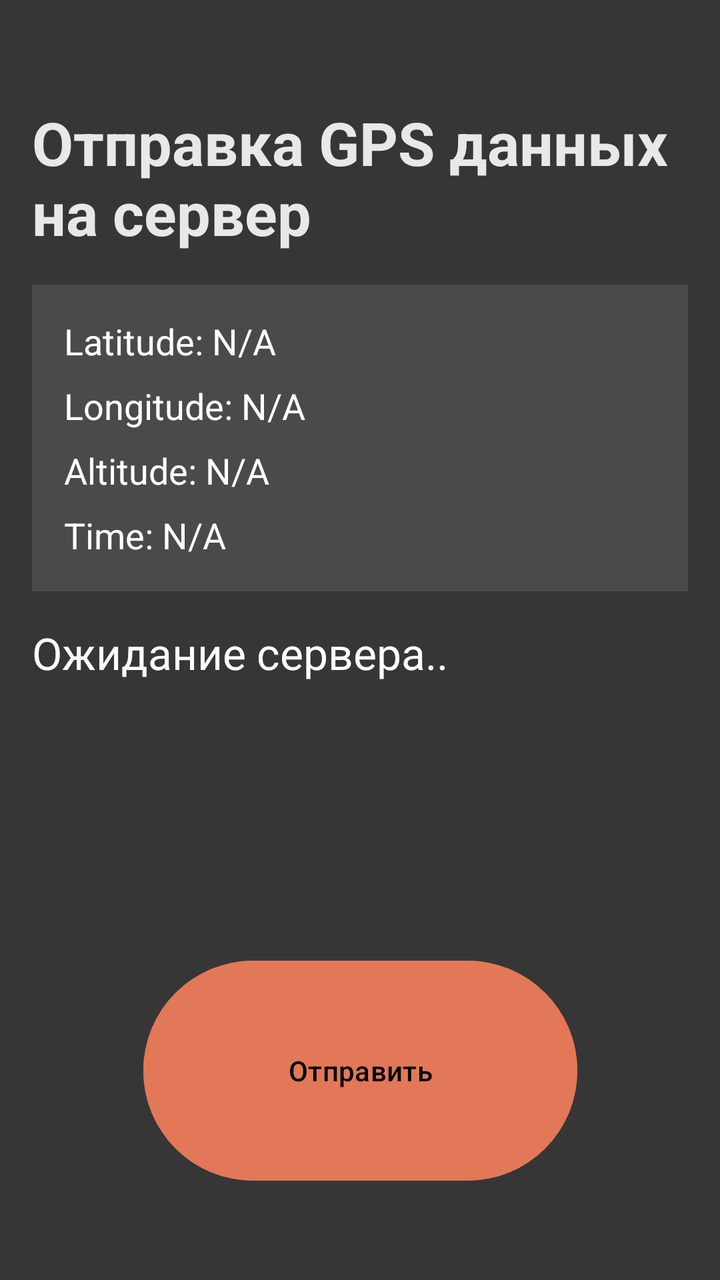
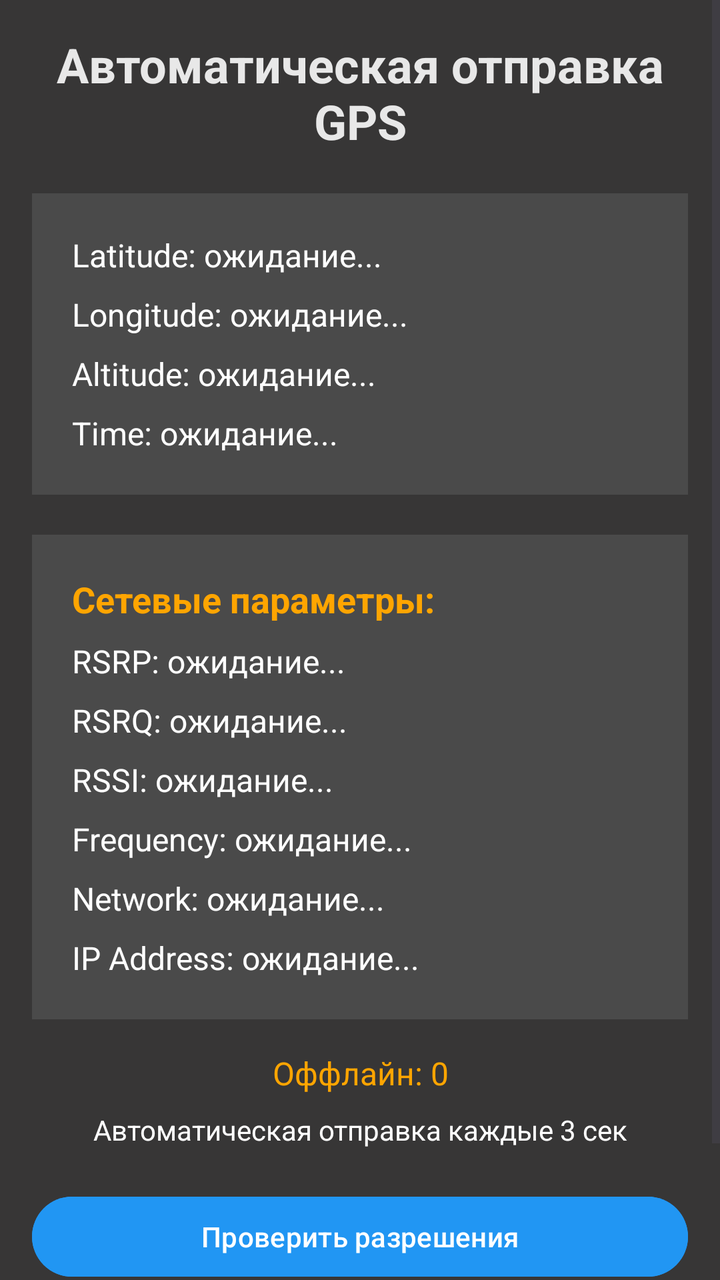

Screens rendered from an Android XML layout before and after an edit, with the pre-edit source and the edit as a unified diff.
<!-- AndroidManifest.xml: application theme Theme.Android_app -->
<!-- res/layout/activity_socket.xml -->
<?xml version="1.0" encoding="utf-8"?>
<androidx.constraintlayout.widget.ConstraintLayout xmlns:android="http://schemas.android.com/apk/res/android"
    xmlns:app="http://schemas.android.com/apk/res-auto"
    xmlns:tools="http://schemas.android.com/tools"
    android:id="@+id/main"
    android:layout_width="match_parent"
    android:layout_height="match_parent"
    android:background="#373636">

    <TextView
        android:id="@+id/tvTitle"
        android:layout_width="match_parent"
        android:layout_height="wrap_content"
        android:layout_margin="16dp"
        android:text="\nОтправка GPS данных на сервер"
        android:textColor="#E8E8E8"
        android:textSize="30sp"
        android:textStyle="bold"
        app:layout_constraintStart_toStartOf="parent"
        app:layout_constraintTop_toTopOf="parent" />

    <LinearLayout
        android:id="@+id/gpsDataLayout"
        android:layout_width="0dp"
        android:layout_height="wrap_content"
        android:layout_margin="16dp"
        android:orientation="vertical"
        android:background="#4A4A4A"
        android:padding="12dp"
        app:layout_constraintEnd_toEndOf="parent"
        app:layout_constraintStart_toStartOf="parent"
        app:layout_constraintTop_toBottomOf="@id/tvTitle">

        <TextView
            android:id="@+id/tvLatitude"
            android:layout_width="match_parent"
            android:layout_height="wrap_content"
            android:text="Latitude: N/A"
            android:textColor="#FFFFFF"
            android:textSize="18sp"
            android:padding="4dp"/>

        <TextView
            android:id="@+id/tvLongitude"
            android:layout_width="match_parent"
            android:layout_height="wrap_content"
            android:text="Longitude: N/A"
            android:textColor="#FFFFFF"
            android:textSize="18sp"
            android:padding="4dp"/>

        <TextView
            android:id="@+id/tvAltitude"
            android:layout_width="match_parent"
            android:layout_height="wrap_content"
            android:text="Altitude: N/A"
            android:textColor="#FFFFFF"
            android:textSize="18sp"
            android:padding="4dp"/>

        <TextView
            android:id="@+id/tvTime"
            android:layout_width="match_parent"
            android:layout_height="wrap_content"
            android:text="Time: N/A"
            android:textColor="#FFFFFF"
            android:textSize="18sp"
            android:padding="4dp"/>
    </LinearLayout>

    <TextView
        android:id="@+id/tvSockets"
        android:layout_width="0dp"
        android:layout_height="wrap_content"
        android:layout_margin="16dp"
        android:layout_marginTop="8dp"
        android:text="Ожидание сервера.."
        android:textColor="#FFFFFF"
        android:textSize="22sp"
        app:layout_constraintEnd_toEndOf="parent"
        app:layout_constraintStart_toStartOf="parent"
        app:layout_constraintTop_toBottomOf="@id/gpsDataLayout" />

    <Button
        android:id="@+id/btnSend"
        android:layout_width="217dp"
        android:layout_height="118dp"
        android:layout_margin="16dp"
        android:backgroundTint="#E27857"
        android:text="Отправить"
        android:textColor="#000000"
        app:layout_constraintBottom_toBottomOf="parent"
        app:layout_constraintEnd_toEndOf="parent"
        app:layout_constraintStart_toStartOf="parent"
        app:layout_constraintTop_toBottomOf="@id/tvSockets"
        app:layout_constraintVertical_bias="0.8" />
</androidx.constraintlayout.widget.ConstraintLayout>
<!-- resources referenced by this layout -->
<resources>
  <style name="Theme.Android_app" parent="Base.Theme.Android_app" />
  <style name="Base.Theme.Android_app" parent="Theme.Material3.DayNight.NoActionBar">
          
          
      </style>
</resources>

<!-- the commit's change to res/layout/activity_socket.xml (unified diff, before → after) -->
@@ -1,97 +1,205 @@
 <?xml version="1.0" encoding="utf-8"?>
-<androidx.constraintlayout.widget.ConstraintLayout xmlns:android="http://schemas.android.com/apk/res/android"
+<ScrollView xmlns:android="http://schemas.android.com/apk/res/android"
     xmlns:app="http://schemas.android.com/apk/res-auto"
-    xmlns:tools="http://schemas.android.com/tools"
-    android:id="@+id/main"
     android:layout_width="match_parent"
     android:layout_height="match_parent"
     android:background="#373636">
 
-    <TextView
-        android:id="@+id/tvTitle"
+    <androidx.constraintlayout.widget.ConstraintLayout
+        android:id="@+id/main"
         android:layout_width="match_parent"
         android:layout_height="wrap_content"
-        android:layout_margin="16dp"
-        android:text="\nОтправка GPS данных на сервер"
-        android:textColor="#E8E8E8"
-        android:textSize="30sp"
-        android:textStyle="bold"
-        app:layout_constraintStart_toStartOf="parent"
-        app:layout_constraintTop_toTopOf="parent" />
-
-    <LinearLayout
-        android:id="@+id/gpsDataLayout"
-        android:layout_width="0dp"
-        android:layout_height="wrap_content"
-        android:layout_margin="16dp"
-        android:orientation="vertical"
-        android:background="#4A4A4A"
-        android:padding="12dp"
-        app:layout_constraintEnd_toEndOf="parent"
-        app:layout_constraintStart_toStartOf="parent"
-        app:layout_constraintTop_toBottomOf="@id/tvTitle">
+        android:padding="16dp">
 
         <TextView
-            android:id="@+id/tvLatitude"
+            android:id="@+id/tvTitle"
             android:layout_width="match_parent"
             android:layout_height="wrap_content"
-            android:text="Latitude: N/A"
+            android:text="Автоматическая отправка GPS"
+            android:textColor="#E8E8E8"
+            android:textSize="24sp"
+            android:textStyle="bold"
+            android:gravity="center"
+            android:layout_marginBottom="20dp"
+            app:layout_constraintStart_toStartOf="parent"
+            app:layout_constraintTop_toTopOf="parent" />
+
+        
+        <LinearLayout
+            android:id="@+id/gpsDataLayout"
+            android:layout_width="0dp"
+            android:layout_height="wrap_content"
+            android:orientation="vertical"
+            android:background="#4A4A4A"
+            android:padding="16dp"
+            android:layout_marginTop="20dp"
+            app:layout_constraintEnd_toEndOf="parent"
+            app:layout_constraintStart_toStartOf="parent"
+            app:layout_constraintTop_toBottomOf="@id/tvTitle">
+
+            <TextView
+                android:id="@+id/tvLatitude"
+                android:layout_width="match_parent"
+                android:layout_height="wrap_content"
+                android:text="Latitude: ожидание..."
+                android:textColor="#FFFFFF"
+                android:textSize="16sp"
+                android:padding="4dp"/>
+
+            <TextView
+                android:id="@+id/tvLongitude"
+                android:layout_width="match_parent"
+                android:layout_height="wrap_content"
+                android:text="Longitude: ожидание..."
+                android:textColor="#FFFFFF"
+                android:textSize="16sp"
+                android:padding="4dp"/>
+
+            <TextView
+                android:id="@+id/tvAltitude"
+                android:layout_width="match_parent"
+                android:layout_height="wrap_content"
+                android:text="Altitude: ожидание..."
+                android:textColor="#FFFFFF"
+                android:textSize="16sp"
+                android:padding="4dp"/>
+
+            <TextView
+                android:id="@+id/tvTime"
+                android:layout_width="match_parent"
+                android:layout_height="wrap_content"
+                android:text="Time: ожидание..."
+                android:textColor="#FFFFFF"
+                android:textSize="16sp"
+                android:padding="4dp"/>
+        </LinearLayout>
+
+        
+        <LinearLayout
+            android:id="@+id/networkDataLayout"
+            android:layout_width="0dp"
+            android:layout_height="wrap_content"
+            android:orientation="vertical"
+            android:background="#4A4A4A"
+            android:padding="16dp"
+            android:layout_marginTop="20dp"
+            app:layout_constraintEnd_toEndOf="parent"
+            app:layout_constraintStart_toStartOf="parent"
+            app:layout_constraintTop_toBottomOf="@id/gpsDataLayout">
+
+            <TextView
+                android:layout_width="match_parent"
+                android:layout_height="wrap_content"
+                android:text="Сетевые параметры:"
+                android:textColor="#FFA500"
+                android:textSize="18sp"
+                android:textStyle="bold"
+                android:padding="4dp"/>
+
+            <TextView
+                android:id="@+id/tvRSRP"
+                android:layout_width="match_parent"
+                android:layout_height="wrap_content"
+                android:text="RSRP: ожидание..."
+                android:textColor="#FFFFFF"
+                android:textSize="16sp"
+                android:padding="4dp"/>
+
+            <TextView
+                android:id="@+id/tvRSRQ"
+                android:layout_width="match_parent"
+                android:layout_height="wrap_content"
+                android:text="RSRQ: ожидание..."
+                android:textColor="#FFFFFF"
+                android:textSize="16sp"
+                android:padding="4dp"/>
+
+            <TextView
+                android:id="@+id/tvRSSI"
+                android:layout_width="match_parent"
+                android:layout_height="wrap_content"
+                android:text="RSSI: ожидание..."
+                android:textColor="#FFFFFF"
+                android:textSize="16sp"
+                android:padding="4dp"/>
+
+            <TextView
+                android:id="@+id/tvFrequency"
+                android:layout_width="match_parent"
+                android:layout_height="wrap_content"
+                android:text="Frequency: ожидание..."
+                android:textColor="#FFFFFF"
+                android:textSize="16sp"
+                android:padding="4dp"/>
+
+            <TextView
+                android:id="@+id/tvNetworkType"
+                android:layout_width="match_parent"
+                android:layout_height="wrap_content"
+                android:text="Network: ожидание..."
+                android:textColor="#FFFFFF"
+                android:textSize="16sp"
+                android:padding="4dp"/>
+
+            <TextView
+                android:id="@+id/tvIPAddress"
+                android:layout_width="match_parent"
+                android:layout_height="wrap_content"
+                android:text="IP Address: ожидание..."
+                android:textColor="#FFFFFF"
+                android:textSize="16sp"
+                android:padding="4dp"/>
+        </LinearLayout>
+
+        <TextView
+            android:id="@+id/tvOfflineCount"
+            android:layout_width="0dp"
+            android:layout_height="wrap_content"
+            android:layout_marginTop="16dp"
+            android:text="Оффлайн: 0"
+            android:textColor="#FFA500"
+            android:textSize="16sp"
+            android:gravity="center"
+            app:layout_constraintEnd_toEndOf="parent"
+            app:layout_constraintStart_toStartOf="parent"
+            app:layout_constraintTop_toBottomOf="@id/networkDataLayout" />
+
+        <TextView
+            android:id="@+id/tvSockets"
+            android:layout_width="0dp"
+            android:layout_height="wrap_content"
+            android:layout_marginTop="8dp"
+            android:text="Автоматическая отправка каждые 3 сек"
             android:textColor="#FFFFFF"
-            android:textSize="18sp"
-            android:padding="4dp"/>
-
-        <TextView
-            android:id="@+id/tvLongitude"
-            android:layout_width="match_parent"
-            android:layout_height="wrap_content"
-            android:text="Longitude: N/A"
+            android:textSize="14sp"
+            android:gravity="center"
+            app:layout_constraintEnd_toEndOf="parent"
+            app:layout_constraintStart_toStartOf="parent"
+            app:layout_constraintTop_toBottomOf="@id/tvOfflineCount" />
+
+        <Button
+            android:id="@+id/btnCheckPermissions"
+            android:layout_width="0dp"
+            android:layout_height="wrap_content"
+            android:layout_marginTop="20dp"
+            android:backgroundTint="#2196F3"
+            android:text="Проверить разрешения"
             android:textColor="#FFFFFF"
-            android:textSize="18sp"
-            android:padding="4dp"/>
-
-        <TextView
-            android:id="@+id/tvAltitude"
-            android:layout_width="match_parent"
-            android:layout_height="wrap_content"
-            android:text="Altitude: N/A"
+            app:layout_constraintEnd_toEndOf="parent"
+            app:layout_constraintStart_toStartOf="parent"
+            app:layout_constraintTop_toBottomOf="@id/tvSockets" />
+
+        <Button
+            android:id="@+id/btnRetryOffline"
+            android:layout_width="0dp"
+            android:layout_height="wrap_content"
+            android:layout_marginTop="10dp"
+            android:backgroundTint="#4CAF50"
+            android:text="Отправить оффлайн"
             android:textColor="#FFFFFF"
-            android:textSize="18sp"
-            android:padding="4dp"/>
-
-        <TextView
-            android:id="@+id/tvTime"
-            android:layout_width="match_parent"
-            android:layout_height="wrap_content"
-            android:text="Time: N/A"
-            android:textColor="#FFFFFF"
-            android:textSize="18sp"
-            android:padding="4dp"/>
-    </LinearLayout>
-
-    <TextView
-        android:id="@+id/tvSockets"
-        android:layout_width="0dp"
-        android:layout_height="wrap_content"
-        android:layout_margin="16dp"
-        android:layout_marginTop="8dp"
-        android:text="Ожидание сервера.."
-        android:textColor="#FFFFFF"
-        android:textSize="22sp"
-        app:layout_constraintEnd_toEndOf="parent"
-        app:layout_constraintStart_toStartOf="parent"
-        app:layout_constraintTop_toBottomOf="@id/gpsDataLayout" />
-
-    <Button
-        android:id="@+id/btnSend"
-        android:layout_width="217dp"
-        android:layout_height="118dp"
-        android:layout_margin="16dp"
-        android:backgroundTint="#E27857"
-        android:text="Отправить"
-        android:textColor="#000000"
-        app:layout_constraintBottom_toBottomOf="parent"
-        app:layout_constraintEnd_toEndOf="parent"
-        app:layout_constraintStart_toStartOf="parent"
-        app:layout_constraintTop_toBottomOf="@id/tvSockets"
-        app:layout_constraintVertical_bias="0.8" />
-</androidx.constraintlayout.widget.ConstraintLayout>
+            app:layout_constraintEnd_toEndOf="parent"
+            app:layout_constraintStart_toStartOf="parent"
+            app:layout_constraintTop_toBottomOf="@id/btnCheckPermissions" />
+
+    </androidx.constraintlayout.widget.ConstraintLayout>
+</ScrollView>
